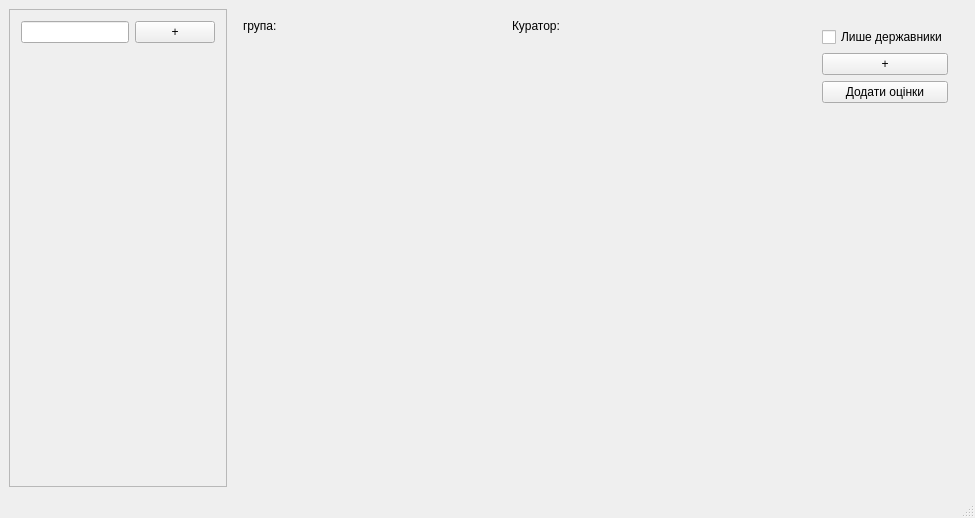
This is Kursova/EducationProgressForms/educationprogressmainwindow.ui in zzvanyazz/Kursova as Qt 5 draws it before an edit. The edited form follows.
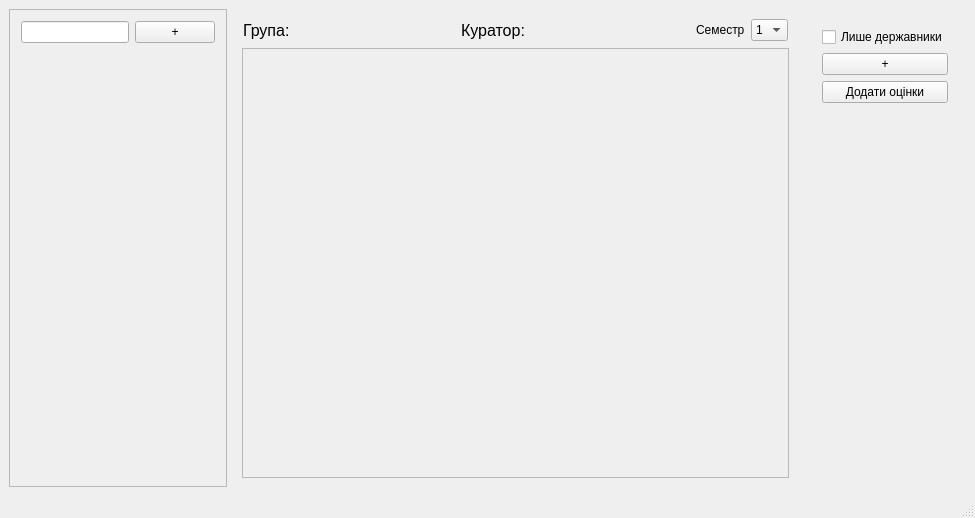
This is the edited form.

```diff
--- a/Kursova/EducationProgressForms/educationprogressmainwindow.ui
+++ b/Kursova/EducationProgressForms/educationprogressmainwindow.ui
@@ -183,13 +183,23 @@
               <verstretch>0</verstretch>
              </sizepolicy>
             </property>
+            <property name="font">
+             <font>
+              <pointsize>12</pointsize>
+             </font>
+            </property>
             <property name="text">
-             <string>група:</string>
+             <string>Група:</string>
             </property>
            </widget>
           </item>
           <item>
            <widget class="QLabel" name="name_grup">
+            <property name="font">
+             <font>
+              <pointsize>12</pointsize>
+             </font>
+            </property>
             <property name="text">
              <string/>
             </property>
@@ -203,6 +213,11 @@
               <verstretch>0</verstretch>
              </sizepolicy>
             </property>
+            <property name="font">
+             <font>
+              <pointsize>12</pointsize>
+             </font>
+            </property>
             <property name="text">
              <string>Куратор:</string>
             </property>
@@ -210,14 +225,67 @@
           </item>
           <item>
            <widget class="QLabel" name="name_curator">
+            <property name="font">
+             <font>
+              <pointsize>12</pointsize>
+             </font>
+            </property>
             <property name="text">
              <string/>
             </property>
            </widget>
           </item>
+          <item>
+           <widget class="QLabel" name="labelSemester">
+            <property name="sizePolicy">
+             <sizepolicy hsizetype="Maximum" vsizetype="Preferred">
+              <horstretch>0</horstretch>
+              <verstretch>0</verstretch>
+             </sizepolicy>
+            </property>
+            <property name="text">
+             <string>Семестр</string>
+            </property>
+           </widget>
+          </item>
+          <item>
+           <widget class="QComboBox" name="comboBoxSemester">
+            <property name="sizePolicy">
+             <sizepolicy hsizetype="Maximum" vsizetype="Fixed">
+              <horstretch>0</horstretch>
+              <verstretch>0</verstretch>
+             </sizepolicy>
+            </property>
+            <item>
+             <property name="text">
+              <string>1</string>
+             </property>
+            </item>
+            <item>
+             <property name="text">
+              <string>2</string>
+             </property>
+            </item>
+           </widget>
+          </item>
          </layout>
         </widget>
        </item>
+       <item>
+        <widget class="QScrollArea" name="scrollArea_2">
+         <property name="widgetResizable">
+          <bool>true</bool>
+         </property>
+         <widget class="QWidget" name="scrollAreaWidgetContents">
+          <property name="geometry">
+           <rect>
+            <x>0</x>
+            <y>0</y>
+            <width>548</width>
+            <height>399</height>
+           </rect>
+          </property>
+          <layout class="QVBoxLayout" name="verticalLayout_5">
        <item>
         <widget class="QWidget" name="TableConteiner" native="true">
          <property name="sizePolicy">
@@ -250,10 +318,14 @@
          <property name="sizeHint" stdset="0">
           <size>
            <width>20</width>
-           <height>40</height>
+               <height>367</height>
           </size>
          </property>
         </spacer>
+           </item>
+          </layout>
+         </widget>
+        </widget>
        </item>
       </layout>
      </widget>
```
Left out of the diff: 12 changed lines with no effect on the pictures. Lines whose indentation alone changed are shown as unchanged.
